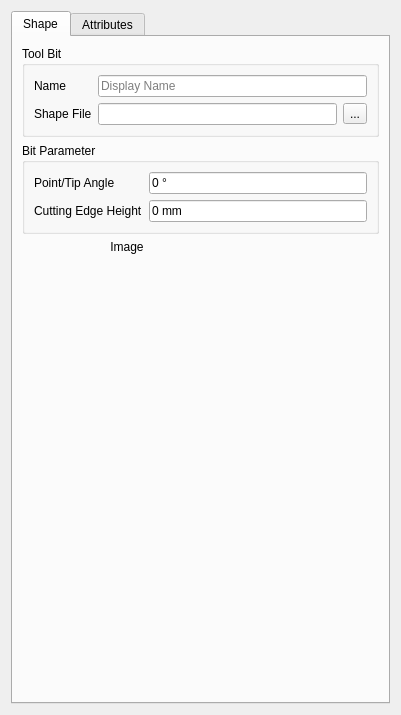
Before: the Qt Designer form src/Mod/Path/Gui/Resources/panels/ToolBitEditor.ui in southseact-3d/fcd, drawn with Qt 5.
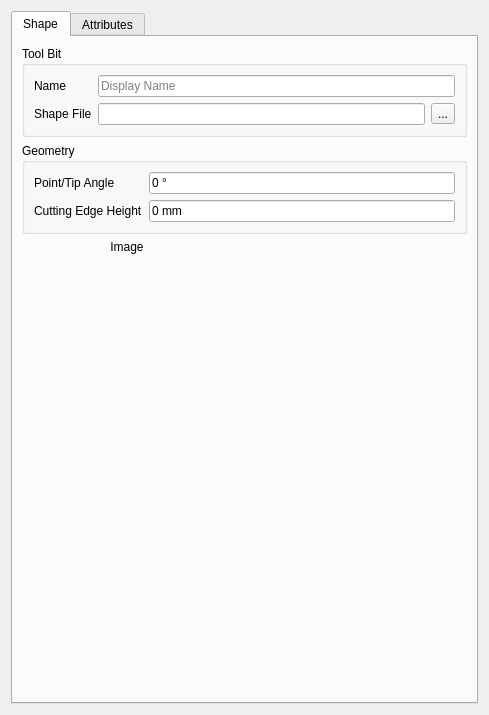
After: the same form once the commit is applied. Custom widgets are drawn as their Qt base class.

Commit message: Renamed 'Bit Parameters' to geometry

Patch:
```diff
--- a/src/Mod/Path/Gui/Resources/panels/ToolBitEditor.ui
+++ b/src/Mod/Path/Gui/Resources/panels/ToolBitEditor.ui
@@ -6,7 +6,7 @@
    <rect>
     <x>0</x>
     <y>0</y>
-    <width>401</width>
+    <width>489</width>
     <height>715</height>
    </rect>
   </property>
@@ -104,7 +104,7 @@
        <item>
         <widget class="QGroupBox" name="bitParams">
          <property name="title">
-          <string>Bit Parameter</string>
+          <string>Geometry</string>
          </property>
          <layout class="QFormLayout" name="formLayout_2">
           <property name="fieldGrowthPolicy">
```
